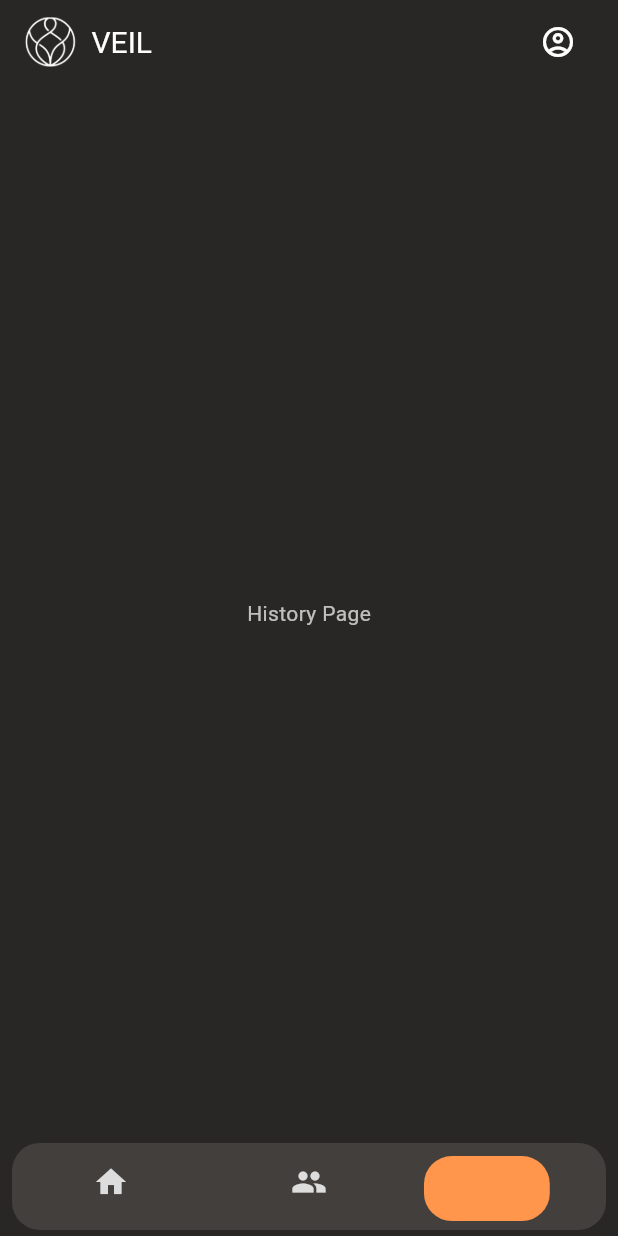
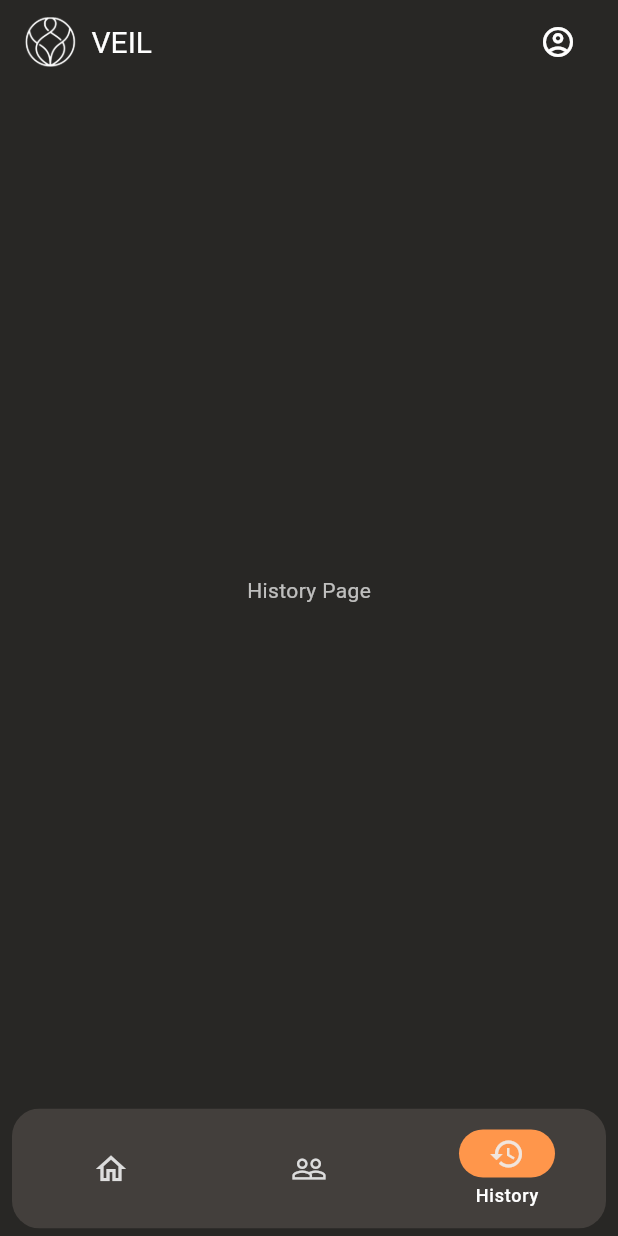
Before and after one commit to Sidd1374/Anonymous_Chat_Application, a Flutter app: the HomePageFrame screen opened directly, item 3 of the bottom bar chosen, on a phone screen of 412 x 824 dp. Run offline on Flutter 3.47's test engine with Material 3 defaults, Android fonts, the phone set to English and light mode, and no system bars; our stand-ins replace flutter_screenutil, image_picker, lottie.

Commit message:
bottom nav bar fixed

```diff
--- a/lib/core/app_theme.dart
+++ b/lib/core/app_theme.dart
@@ -9,11 +9,10 @@ class AppTheme extends ChangeNotifier {
   static const Color darkSecondaryColor = Color(0xFF433F3C);
   static const Color lightSecondaryColor = Color(0xFFFFF3EA);
 
-  static const Color darkSelectedIconColor = primaryColor;
+  static const Color darkSelectedIconColor = lightBackgroundColor;
   static const Color darkUnselectedIconColor = Color(0xFFDDDDDD);
-  static const Color lightSelectedIconColor = primaryColor;
+  static const Color lightSelectedIconColor = Color(0xFF282725);
   static const Color lightUnselectedIconColor = lightSecondaryColor;
-
 
   // Dark Theme
   static final ThemeData darkTheme = ThemeData(
@@ -65,24 +64,23 @@ class AppTheme extends ChangeNotifier {
     ),
     dialogTheme: const DialogTheme(
       backgroundColor: darkBackgroundColor,
-      titleTextStyle: TextStyle(color: Colors.white, fontSize: 20, fontWeight: FontWeight.bold),
+      titleTextStyle: TextStyle(
+          color: Colors.white, fontSize: 20, fontWeight: FontWeight.bold),
       contentTextStyle: TextStyle(color: Colors.white70),
     ),
     // bottomNavigationBarTheme: bottomNavigationBarThemeDark,
 
     bottomNavigationBarTheme: BottomNavigationBarThemeData(
       backgroundColor: darkSecondaryColor,
-      selectedItemColor: darkSelectedIconColor,
-      unselectedItemColor: darkUnselectedIconColor,
-      selectedIconTheme: const IconThemeData(color: darkSelectedIconColor),
-      unselectedIconTheme: const IconThemeData(color: darkUnselectedIconColor),
+      selectedItemColor: primaryColor,
+      unselectedItemColor: const Color.fromRGBO(221, 221, 221, 1),
+      selectedIconTheme: IconThemeData(color: darkSelectedIconColor),
+      unselectedIconTheme: IconThemeData(color: darkUnselectedIconColor),
       selectedLabelStyle: TextStyle(color: darkSelectedIconColor),
       unselectedLabelStyle: const TextStyle(color: darkUnselectedIconColor),
-
       elevation: 8.0,
       type: BottomNavigationBarType.fixed,
     ),
-
   );
 
   // Light Theme
@@ -135,13 +133,13 @@ class AppTheme extends ChangeNotifier {
     ),
     dialogTheme: const DialogTheme(
       backgroundColor: lightBackgroundColor,
-      titleTextStyle: TextStyle(color: Colors.black, fontSize: 20, fontWeight: FontWeight.bold),
+      titleTextStyle: TextStyle(
+          color: Colors.black, fontSize: 20, fontWeight: FontWeight.bold),
       contentTextStyle: TextStyle(color: Colors.black87),
     ),
-
     bottomNavigationBarTheme: BottomNavigationBarThemeData(
       backgroundColor: primaryColor,
-      selectedItemColor: lightSelectedIconColor,
+      selectedItemColor: lightUnselectedIconColor,
       unselectedItemColor: lightUnselectedIconColor,
       selectedIconTheme: const IconThemeData(color: lightSelectedIconColor),
       unselectedIconTheme: IconThemeData(color: lightUnselectedIconColor),
@@ -150,7 +148,6 @@ class AppTheme extends ChangeNotifier {
       elevation: 8.0,
       type: BottomNavigationBarType.fixed,
     ),
-
   );
 
   static ButtonStyle elevatedButtonStyle(BuildContext context) {
@@ -191,7 +188,6 @@ class AppTheme extends ChangeNotifier {
   String _currentLogoPath = 'assets/logo/icon-no-bg-white.png';
   Color containerColor = primaryColor;
 
-
   ThemeData get currentTheme => _currentTheme;
   String get currentLogoPath => _currentLogoPath;
 
--- a/lib/main.dart
+++ b/lib/main.dart
@@ -4,15 +4,12 @@ import 'package:flutter_screenutil/flutter_screenutil.dart';
 import 'core/app_theme.dart';
 import 'views/entry/login_page.dart';
 
-
 void main() {
   runApp(MyApp());
 }
 
-
 class MyApp extends StatelessWidget {
   const MyApp({super.key});
-
   @override
   Widget build(BuildContext context) {
     return ChangeNotifierProvider(
--- a/lib/views/home/home_page_frame.dart
+++ b/lib/views/home/home_page_frame.dart
@@ -33,7 +33,6 @@ class _HomePageFrameState extends State<HomePageFrame> {
 
   @override
   Widget build(BuildContext context) {
-    final width = MediaQuery.of(context).size.width - 28;
     final appTheme = context.watch<AppTheme>();
 
     return Scaffold(
@@ -71,80 +70,63 @@ class _HomePageFrameState extends State<HomePageFrame> {
       ),
       body: _widgetOptions.elementAt(_selectedIndex),
       bottomNavigationBar: Padding(
-        padding: const EdgeInsets.only(left: 8.0, right: 8.0, bottom: 4.0),
-        child: Stack(
-          alignment: Alignment.bottomCenter,
-          children: [
-            ClipRRect(
-              borderRadius: BorderRadius.circular(18.r), // Curves all edges
-              child: BottomNavigationBar(
-                items: const <BottomNavigationBarItem>[
-                  BottomNavigationBarItem(
-                    icon: Icon(Icons.home),
-                    label: 'home',
-                  ),
-                  BottomNavigationBarItem(
-                    icon: Icon(Icons.people),
-                    label: 'friends',
-                  ),
-                  BottomNavigationBarItem(
-                    icon: Icon(Icons.history),
-                    label: 'History',
-                  ),
-                ],
-                currentIndex: _selectedIndex,
-                selectedItemColor: Theme.of(context)
-                    .bottomNavigationBarTheme
-                    .selectedItemColor,
-                unselectedItemColor: Theme.of(context)
-                    .bottomNavigationBarTheme
-                    .unselectedItemColor,
-                selectedLabelStyle: TextStyle(
+        padding:
+            const EdgeInsets.only(top: 8.0, left: 8.0, right: 8.0, bottom: 5.0),
+        child: ClipRRect(
+          borderRadius: BorderRadius.circular(18.r),
+          child: NavigationBar(
+            selectedIndex: _selectedIndex,
+            onDestinationSelected: _onItemTapped,
+            labelBehavior: NavigationDestinationLabelBehavior.onlyShowSelected,
+            indicatorColor:
+                Theme.of(context).bottomNavigationBarTheme.selectedItemColor,
+            backgroundColor:
+                Theme.of(context).bottomNavigationBarTheme.backgroundColor,
+            destinations: <Widget>[
+              NavigationDestination(
+                icon: Icon(Icons.home_outlined,
                     color: Theme.of(context)
                         .bottomNavigationBarTheme
-                        .selectedItemColor),
-                unselectedLabelStyle: TextStyle(
-                    color: Theme.of(context)
-                        .bottomNavigationBarTheme
-                        .unselectedItemColor),
-                showUnselectedLabels: false,
-                showSelectedLabels: false,
-                onTap: _onItemTapped,
-                type: BottomNavigationBarType.fixed,
-                backgroundColor:
-                    Theme.of(context).bottomNavigationBarTheme.backgroundColor,
-              ),
-            ),
-            AnimatedPositioned(
-              duration: const Duration(milliseconds: 200),
-              curve: Curves.easeInOut,
-              left: (width / _widgetOptions.length) * _selectedIndex +
-                  (width / _widgetOptions.length - width / 4.5) / 2.w,
-              bottom: 6,
-              child: Container(
-                width: width / 4.w,
-                height: 42.h,
-                decoration: BoxDecoration(
-                  // color: Theme.of(context).primaryColor,
-                  color: appTheme.containerColor,
-                  borderRadius: BorderRadius.circular(18.r),
-                ),
-                child: Center(
-                  child: Icon(
-                    _selectedIndex == 0
-                        ? Icons.home
-                        : _selectedIndex == 1
-                            ? Icons.people
-                            : Icons.history,
+                        .unselectedIconTheme
+                        ?.color),
+                selectedIcon: Icon(Icons.home,
                     color: Theme.of(context)
                         .bottomNavigationBarTheme
                         .selectedIconTheme
-                        ?.color,
-                  ),
-                ),
+                        ?.color),
+                label: 'Home',
+                tooltip: 'Find Someone to Chat',
               ),
-            ),
-          ],
+              NavigationDestination(
+                icon: Icon(Icons.people_outline,
+                    color: Theme.of(context)
+                        .bottomNavigationBarTheme
+                        .unselectedIconTheme
+                        ?.color),
+                selectedIcon: Icon(Icons.people,
+                    color: Theme.of(context)
+                        .bottomNavigationBarTheme
+                        .selectedIconTheme
+                        ?.color),
+                label: 'Friends',
+                tooltip: 'Strangers Turned Friends',
+              ),
+              NavigationDestination(
+                icon: Icon(Icons.history_outlined,
+                    color: Theme.of(context)
+                        .bottomNavigationBarTheme
+                        .unselectedIconTheme
+                        ?.color),
+                selectedIcon: Icon(Icons.history,
+                    color: Theme.of(context)
+                        .bottomNavigationBarTheme
+                        .selectedIconTheme
+                        ?.color),
+                label: 'History',
+                tooltip: 'Strangers You Met',
+              ),
+            ],
+          ),
         ),
       ),
     );
```
Also changed, not shown: 1 other file.
